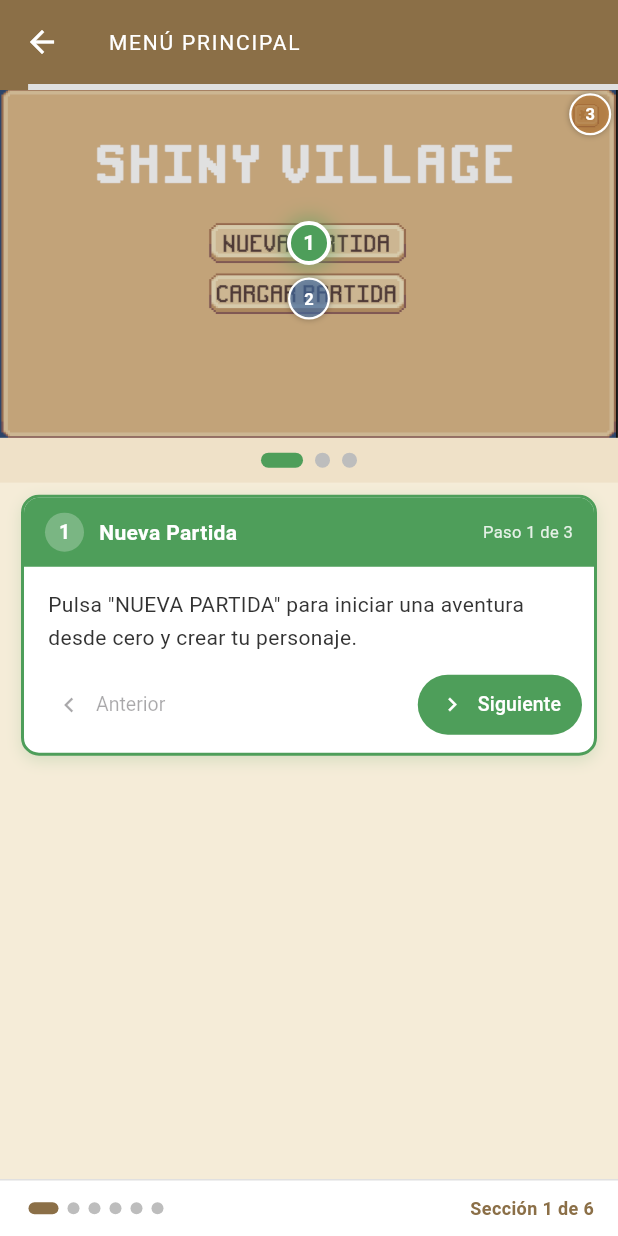
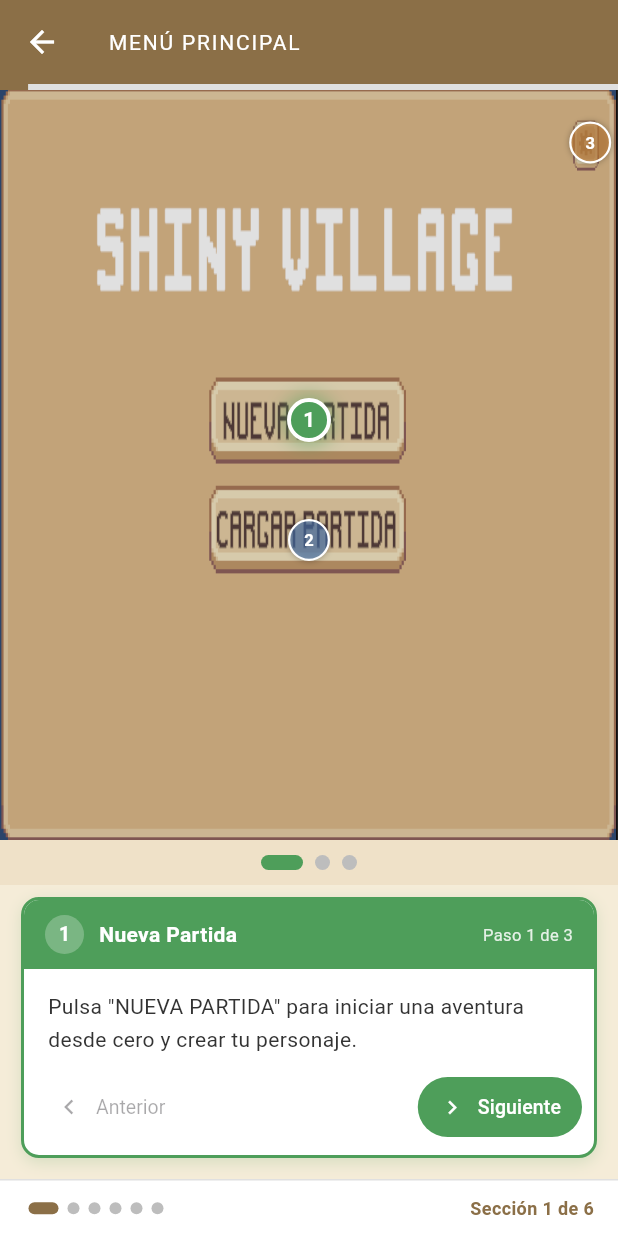
Before and after one commit to little-shiny/ShinyVillageTuto, a Flutter app: the TutorialScreen screen opened directly, on a phone screen of 412 x 824 dp. Run offline on Flutter 3.47's test engine with Material 3 defaults, Android fonts, the phone set to English and light mode, and no system bars; Roboto replaces fonts that are missing (PressStart2P).

Commit message:
resize image

```diff
--- a/lib/tutorial_screen.dart
+++ b/lib/tutorial_screen.dart
@@ -301,15 +301,13 @@ class _TutorialScreenState extends State<TutorialScreen>
   }
 
   Widget _buildPageContent(_TutorialPage page) {
-    return SingleChildScrollView(
-      child: Column(
-        crossAxisAlignment: CrossAxisAlignment.stretch,
-        children: [
-          _buildAnnotatedImage(page),
-          _buildStepDots(page),
-          _buildStepPanel(page),
-        ],
-      ),
+    return Column(
+      crossAxisAlignment: CrossAxisAlignment.stretch,
+      children: [
+        Expanded(child: _buildAnnotatedImage(page)),
+        _buildStepDots(page),
+        _buildStepPanel(page),
+      ],
     );
   }
 
@@ -317,7 +315,7 @@ class _TutorialScreenState extends State<TutorialScreen>
     return LayoutBuilder(
       builder: (context, constraints) {
         final w = constraints.maxWidth;
-        final h = w * 9 / 16;
+        final h = constraints.maxHeight;
         return SizedBox(
           width: w,
           height: h,
```
